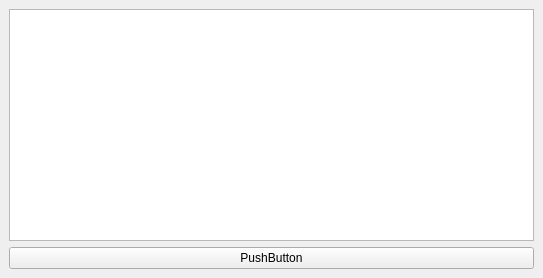
Before: the Qt Designer form mainwindow.ui in TiFashion/practical, drawn with Qt 5.
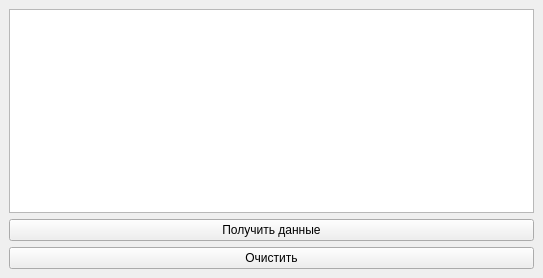
After: the same form once the commit is applied.

Commit message: Добавлена кнопка удаления

```diff
--- a/mainwindow.ui
+++ b/mainwindow.ui
@@ -21,7 +21,14 @@
     <item>
      <widget class="QPushButton" name="pushButton">
       <property name="text">
-       <string>PushButton</string>
+       <string>Получить данные</string>
+      </property>
+     </widget>
+    </item>
+    <item>
+     <widget class="QPushButton" name="pushButton_2">
+      <property name="text">
+       <string>Очистить</string>
       </property>
      </widget>
     </item>
```
The commit also changes 3 other files.
